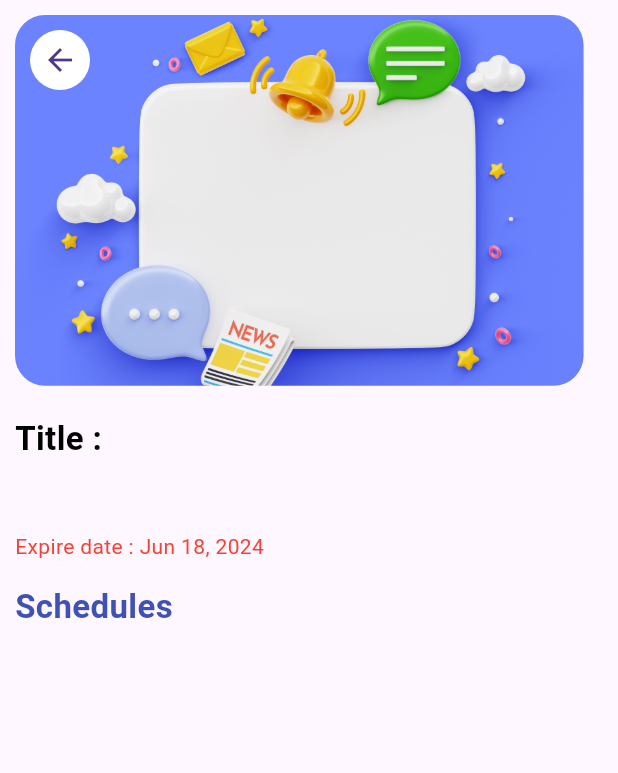
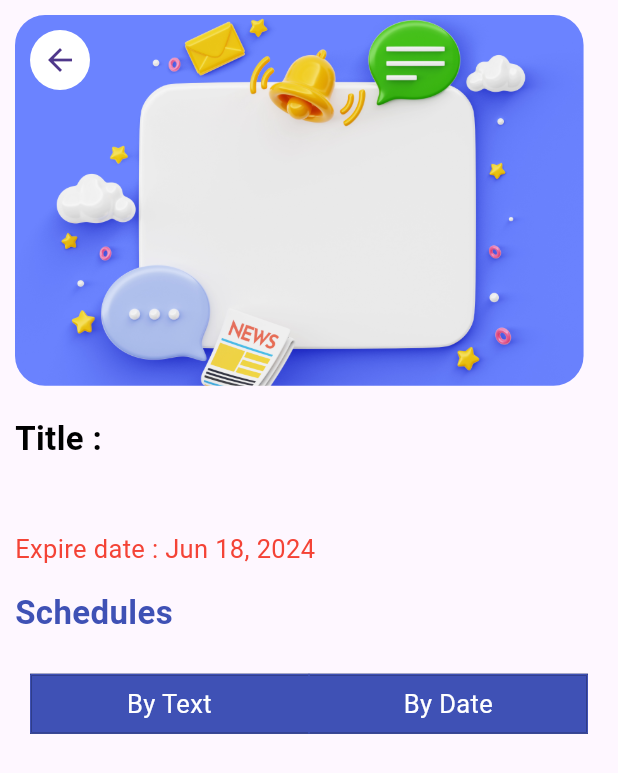
Before and after one commit to bilalSerwan/fastlink_reminder, a Flutter app: the ReminderScreen screen opened directly with empty values, on a phone screen of 412 x 824 dp. Shown: the top 773 px of the screen. Run offline on Flutter 3.47's test engine with Material 3 defaults, Android fonts, the phone set to English and light mode, and no system bars; our stand-ins replace dio, equatable, firebase_core, firebase_messaging, flutter_screenutil, flutter_slidable and 3 more; accounts and stored records are empty.

Commit message:
add table to Reminder Screen

```diff
--- a/lib/screens/reminder_screen.dart
+++ b/lib/screens/reminder_screen.dart
@@ -67,7 +67,7 @@ class ReminderScreen extends StatelessWidget {
               ),
               Text(
                 'Expire date : ${DateFormat.yMMMd().format(reminder.triggerAt!)}',
-                style: const TextStyle(color: Colors.red),
+                style: TextStyle(color: Colors.red, fontSize: 17.sp),
               ),
               SizedBox(
                 height: 15.h,
@@ -82,11 +82,89 @@ class ReminderScreen extends StatelessWidget {
               SizedBox(
                 height: 15.h,
               ),
-              for (var schedule in reminder.schedules)
-                Text(
-                  'Schedule  : ${schedule.calculateDate(reminder.triggerAt!)} ',
-                  style: TextStyle(fontSize: 15.sp),
+              Padding(
+                padding: EdgeInsets.all(10.r),
+                child: Table(
+                  border: TableBorder.all(color: Colors.indigo),
+                  children: [
+                    TableRow(
+                      decoration: BoxDecoration(
+                        color: Colors.indigo,
+                        border: Border.all(color: Colors.black),
+                      ),
+                      children: [
+                        TableCell(
+                          verticalAlignment: TableCellVerticalAlignment.middle,
+                          child: Padding(
+                            padding: EdgeInsets.all(8.0.r),
+                            child: Text(
+                              'By Text',
+                              textAlign: TextAlign.center,
+                              style: TextStyle(
+                                  color: Colors.white, fontSize: 17.sp),
+                            ),
+                          ),
+                        ),
+                        TableCell(
+                          verticalAlignment: TableCellVerticalAlignment.middle,
+                          child: Padding(
+                            padding: EdgeInsets.all(8.0.r),
+                            child: Text(
+                              'By Date',
+                              textAlign: TextAlign.center,
+                              style: TextStyle(
+                                  color: Colors.white, fontSize: 17.sp),
+                            ),
+                          ),
+                        ),
+                      ],
+                    ),
+                    ...List.generate(
+                      reminder.schedules.length,
+                      (index) => TableRow(
+                        decoration: BoxDecoration(
+                          border: Border.all(color: Colors.indigo),
+                        ),
+                        children: [
+                          TableCell(
+                            verticalAlignment:
+                                TableCellVerticalAlignment.middle,
+                            child: Padding(
+                              padding: EdgeInsets.all(8.0.r),
+                              child: Text(
+                                'before ${reminder.schedules[index].amount.toString()} ${reminder.schedules[index].unit}',
+                                textAlign: TextAlign.center,
+                                style: TextStyle(
+                                    color: Colors.black, fontSize: 15.sp),
+                              ),
+                            ),
+                          ),
+                          TableCell(
+                            verticalAlignment:
+                                TableCellVerticalAlignment.middle,
+                            child: Padding(
+                              padding: EdgeInsets.all(8.0.r),
+                              child: Text(
+                                reminder.schedules[index]
+                                    .calculateDate(reminder.triggerAt!),
+                                textAlign: TextAlign.center,
+                                style: TextStyle(
+                                    color: Colors.black, fontSize: 15.sp),
+                              ),
+                            ),
+                          ),
+                        ],
+                      ),
+                    )
+                  ],
                 ),
+              ),
+
+              // for (var schedule in reminder.schedules)
+              //   Text(
+              //     'Schedule  : ${schedule.calculateDate(reminder.triggerAt!)} ',
+              //     style: TextStyle(fontSize: 15.sp),
+              //   ),
             ],
           ),
         ),
```
Also changed, not shown: pubspec.lock.
